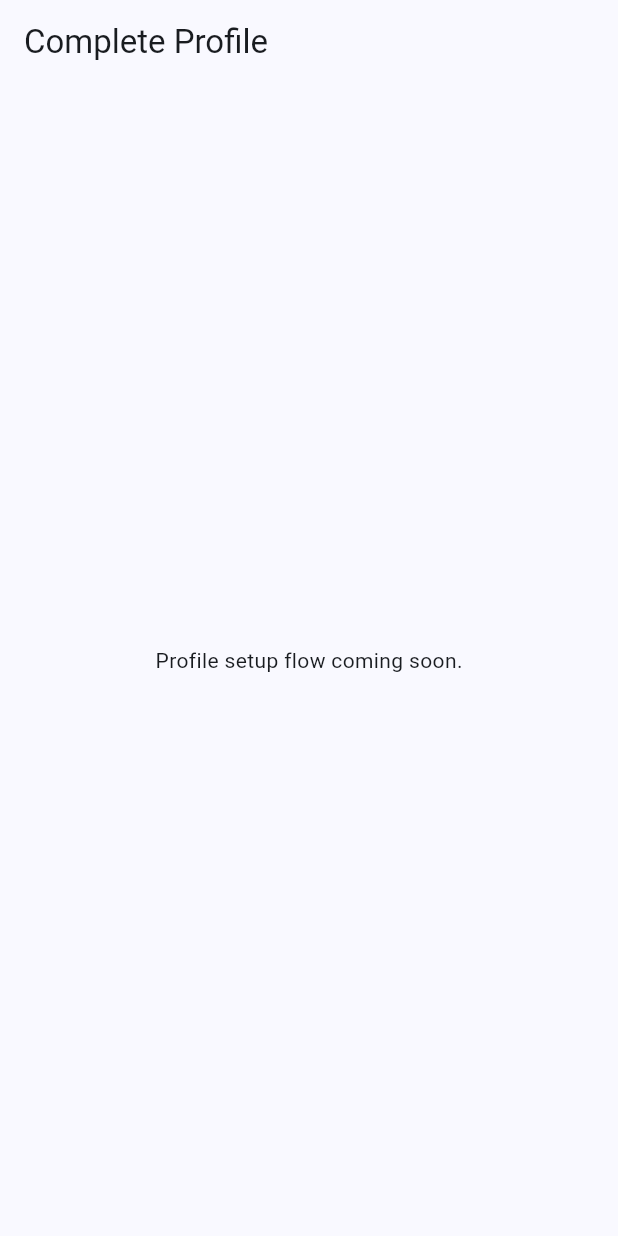
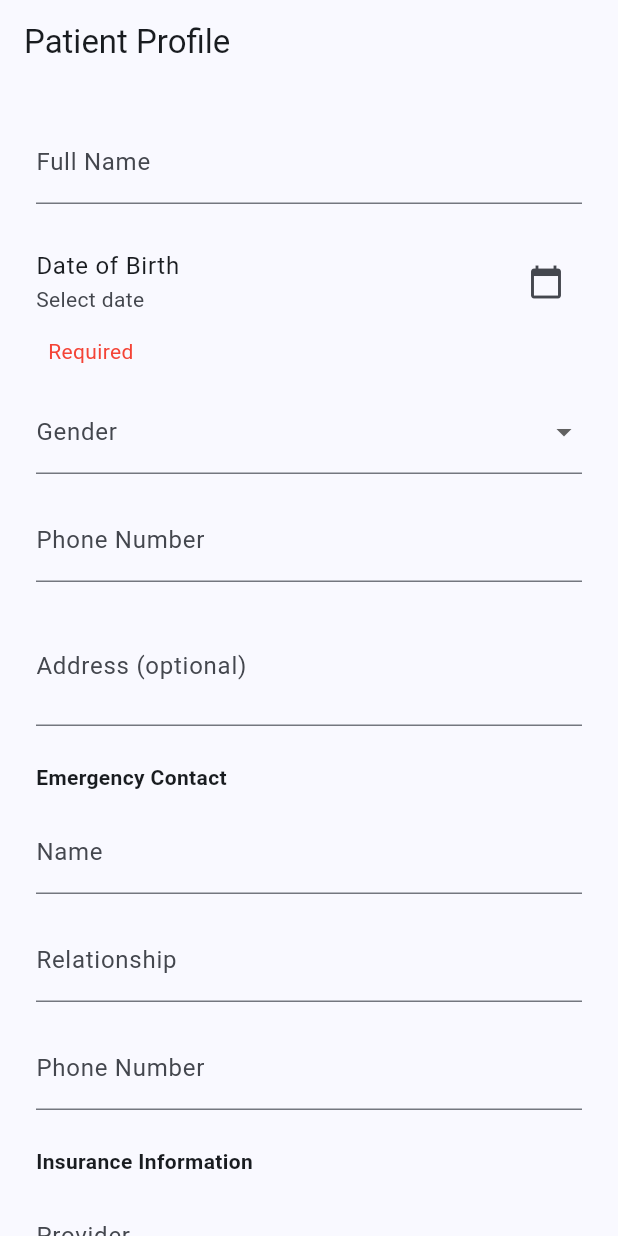
Before and after one commit to nischay92/DocConnect, a Flutter app: the screen it shows once a user with an empty profile is signed in, on a phone screen of 412 x 824 dp. Run offline on Flutter 3.47's test engine with Material 3 defaults, Android fonts, the phone set to English and light mode, and no system bars; our stand-ins replace cloud_firestore, firebase_auth, firebase_core, flutter_riverpod, freezed_annotation, go_router; accounts and stored records are empty.

Commit message:
feat: add patient profile data layer and onboarding flow

```diff
--- a/lib/features/auth/presentation/screens/auth_gate.dart
+++ b/lib/features/auth/presentation/screens/auth_gate.dart
@@ -4,7 +4,7 @@ import 'package:flutter_riverpod/flutter_riverpod.dart';
 import '../controllers/auth_controller.dart';
 import 'auth_landing_screen.dart';
 import 'home_placeholder_screen.dart';
-import 'profile_setup_placeholder_screen.dart';
+import '../../../patients/presentation/screens/patient_profile_flow.dart';
 
 class AuthGate extends ConsumerWidget {
   const AuthGate({super.key});
@@ -35,7 +35,7 @@ class AuthGate extends ConsumerWidget {
 
             final docUser = snapshot.data;
             if (docUser == null || !docUser.profileCompleted) {
-              return const ProfileSetupPlaceholderScreen();
+              return const PatientProfileFlow();
             }
 
             return HomePlaceholderScreen(role: docUser.role);
--- /dev/null
+++ b/lib/features/doctors/domain/models.dart
@@ -0,0 +1,41 @@
+import 'package:cloud_firestore/cloud_firestore.dart';
+import 'package:freezed_annotation/freezed_annotation.dart';
+
+import '../../../core/utils/firestore_converters.dart';
+
+part 'models.freezed.dart';
+part 'models.g.dart';
+
+@freezed
+class DoctorProfile with _$DoctorProfile {
+  const factory DoctorProfile({
+    required String uid,
+    required String fullName,
+    required String specialty,
+    required int yearsOfExperience,
+    required ClinicInfo clinic,
+    required List<String> acceptedInsurance,
+    String? bio,
+    String? profilePictureUrl,
+    double? averageRating,
+    int? reviewCount,
+    @TimestampDateTimeConverter() DateTime? updatedAt,
+  }) = _DoctorProfile;
+
+  factory DoctorProfile.fromJson(Map<String, dynamic> json) =>
+      _$DoctorProfileFromJson(json);
+}
+
+@freezed
+class ClinicInfo with _$ClinicInfo {
+  const factory ClinicInfo({
+    required String name,
+    required String address,
+    @GeoPointConverter() GeoPoint? location,
+    String? phone,
+    String? website,
+  }) = _ClinicInfo;
+
+  factory ClinicInfo.fromJson(Map<String, dynamic> json) =>
+      _$ClinicInfoFromJson(json);
+}
--- /dev/null
+++ b/lib/features/patients/domain/models.dart
@@ -0,0 +1,47 @@
+import 'package:freezed_annotation/freezed_annotation.dart';
+
+import '../../../core/utils/firestore_converters.dart';
+
+part 'models.freezed.dart';
+part 'models.g.dart';
+
+@freezed
+class PatientProfile with _$PatientProfile {
+  const factory PatientProfile({
+    required String uid,
+    required String fullName,
+    required DateTime dateOfBirth,
+    required String gender,
+    required String phone,
+    required EmergencyContact emergencyContact,
+    required InsuranceInfo insuranceInfo,
+    String? address,
+    @TimestampDateTimeConverter() DateTime? updatedAt,
+  }) = _PatientProfile;
+
+  factory PatientProfile.fromJson(Map<String, dynamic> json) =>
+      _$PatientProfileFromJson(json);
+}
+
+@freezed
+class EmergencyContact with _$EmergencyContact {
+  const factory EmergencyContact({
+    required String name,
+    required String relationship,
+    required String phone,
+  }) = _EmergencyContact;
+
+  factory EmergencyContact.fromJson(Map<String, dynamic> json) =>
+      _$EmergencyContactFromJson(json);
+}
+
+@freezed
+class InsuranceInfo with _$InsuranceInfo {
+  const factory InsuranceInfo({
+    required String provider,
+    required String policyNumber,
+  }) = _InsuranceInfo;
+
+  factory InsuranceInfo.fromJson(Map<String, dynamic> json) =>
+      _$InsuranceInfoFromJson(json);
+}
--- /dev/null
+++ b/lib/features/patients/presentation/screens/patient_profile_flow.dart
@@ -0,0 +1,240 @@
+import 'package:flutter/material.dart';
+import 'package:flutter_riverpod/flutter_riverpod.dart';
+
+import '../../../auth/presentation/controllers/auth_controller.dart';
+import '../../data/patient_repository.dart';
+import '../../domain/models.dart';
+
+class PatientProfileFlow extends ConsumerStatefulWidget {
+  const PatientProfileFlow({super.key});
+
+  static const routePath = '/patient/profile';
+  static const routeName = 'patient-profile';
+
+  @override
+  ConsumerState<PatientProfileFlow> createState() => _PatientProfileFlowState();
+}
+
+class _PatientProfileFlowState extends ConsumerState<PatientProfileFlow> {
+  final _formKey = GlobalKey<FormState>();
+  final _fullNameController = TextEditingController();
+  DateTime? _dateOfBirth;
+  String? _gender;
+  final _phoneController = TextEditingController();
+  final _addressController = TextEditingController();
+  final _emergencyNameController = TextEditingController();
+  final _emergencyRelationshipController = TextEditingController();
+  final _emergencyPhoneController = TextEditingController();
+  final _insuranceProviderController = TextEditingController();
+  final _insurancePolicyController = TextEditingController();
+
+  bool _isSaving = false;
+
+  @override
+  void dispose() {
+    _fullNameController.dispose();
+    _phoneController.dispose();
+    _addressController.dispose();
+    _emergencyNameController.dispose();
+    _emergencyRelationshipController.dispose();
+    _emergencyPhoneController.dispose();
+    _insuranceProviderController.dispose();
+    _insurancePolicyController.dispose();
+    super.dispose();
+  }
+
+  Future<void> _selectDate() async {
+    final now = DateTime.now();
+    final picked = await showDatePicker(
+      context: context,
+      initialDate: DateTime(now.year - 25, now.month, now.day),
+      firstDate: DateTime(now.year - 120),
+      lastDate: DateTime(now.year - 18, now.month, now.day),
+    );
+    if (picked != null) {
+      setState(() => _dateOfBirth = picked);
+    }
+  }
+
+  Future<void> _submit() async {
+    if (_formKey.currentState?.validate() != true) return;
+
+	final authState = ref.read(authUserProvider);
+	final user = authState.value;
+	if (user == null) return;
+
+    final repository = ref.read(patientRepositoryProvider);
+    final profile = PatientProfile(
+      uid: user.uid,
+      fullName: _fullNameController.text.trim(),
+      dateOfBirth: _dateOfBirth!,
+      gender: _gender!,
+      phone: _phoneController.text.trim(),
+      emergencyContact: EmergencyContact(
+        name: _emergencyNameController.text.trim(),
+        relationship: _emergencyRelationshipController.text.trim(),
+        phone: _emergencyPhoneController.text.trim(),
+      ),
+      insuranceInfo: InsuranceInfo(
+        provider: _insuranceProviderController.text.trim(),
+        policyNumber: _insurancePolicyController.text.trim(),
+      ),
+      address: _addressController.text.trim().isEmpty
+          ? null
+          : _addressController.text.trim(),
+      updatedAt: DateTime.now(),
+    );
+
+    setState(() => _isSaving = true);
+    try {
+      await repository.upsert(profile);
+    } catch (e) {
+      if (!mounted) return;
+      ScaffoldMessenger.of(context).showSnackBar(
+        SnackBar(content: Text('Failed to save profile: $e')),
+      );
+      setState(() => _isSaving = false);
+      return;
+    }
+
+    if (!mounted) return;
+    ScaffoldMessenger.of(context).showSnackBar(
+      const SnackBar(content: Text('Profile saved')),
+    );
+    setState(() => _isSaving = false);
+    Navigator.of(context).pop(true);
+  }
+
+  @override
+  Widget build(BuildContext context) {
+    return Scaffold(
+      appBar: AppBar(title: const Text('Patient Profile')),
+      body: SafeArea(
+        child: AbsorbPointer(
+          absorbing: _isSaving,
+          child: Form(
+            key: _formKey,
+            child: ListView(
+              padding: const EdgeInsets.all(24),
+              children: [
+                TextFormField(
+                  controller: _fullNameController,
+                  decoration: const InputDecoration(labelText: 'Full Name'),
+                  validator: (value) =>
+                      value == null || value.isEmpty ? 'Required' : null,
+                ),
+                const SizedBox(height: 16),
+                ListTile(
+                  contentPadding: EdgeInsets.zero,
+                  title: const Text('Date of Birth'),
+                  subtitle: Text(
+                    _dateOfBirth == null
+                        ? 'Select date'
+                        : '${_dateOfBirth!.year}-${_dateOfBirth!.month.toString().padLeft(2, '0')}-${_dateOfBirth!.day.toString().padLeft(2, '0')}',
+                  ),
+                  trailing: IconButton(
+                    icon: const Icon(Icons.calendar_today),
+                    onPressed: _selectDate,
+                  ),
+                ),
+                if (_dateOfBirth == null)
+                  const Padding(
+                    padding: EdgeInsets.only(left: 8),
+                    child: Text(
+                      'Required',
+                      style: TextStyle(color: Colors.red),
+                    ),
+                  ),
+                const SizedBox(height: 16),
+                DropdownButtonFormField<String>(
+                  initialValue: _gender,
+                  decoration: const InputDecoration(labelText: 'Gender'),
+                  items: const [
+                    DropdownMenuItem(value: 'male', child: Text('Male')),
+                    DropdownMenuItem(value: 'female', child: Text('Female')),
+                    DropdownMenuItem(value: 'other', child: Text('Other')),
+                  ],
+                  onChanged: (value) => setState(() => _gender = value),
+                  validator: (value) => value == null ? 'Required' : null,
+                ),
+                const SizedBox(height: 16),
+                TextFormField(
+                  controller: _phoneController,
+                  decoration: const InputDecoration(labelText: 'Phone Number'),
+                  keyboardType: TextInputType.phone,
+                  validator: (value) =>
+                      value == null || value.isEmpty ? 'Required' : null,
+                ),
+                const SizedBox(height: 16),
+                TextFormField(
+                  controller: _addressController,
+                  decoration: const InputDecoration(labelText: 'Address (optional)'),
+                  maxLines: 2,
+                ),
+                const SizedBox(height: 24),
+                const Text(
+                  'Emergency Contact',
+                  style: TextStyle(fontWeight: FontWeight.bold),
+                ),
+                const SizedBox(height: 12),
+                TextFormField(
+                  controller: _emergencyNameController,
+                  decoration: const InputDecoration(labelText: 'Name'),
+                  validator: (value) =>
+                      value == null || value.isEmpty ? 'Required' : null,
+                ),
+                const SizedBox(height: 16),
+                TextFormField(
+                  controller: _emergencyRelationshipController,
+                  decoration: const InputDecoration(labelText: 'Relationship'),
+                  validator: (value) =>
+                      value == null || value.isEmpty ? 'Required' : null,
+                ),
+                const SizedBox(height: 16),
+                TextFormField(
+                  controller: _emergencyPhoneController,
+                  decoration: const InputDecoration(labelText: 'Phone Number'),
+                  keyboardType: TextInputType.phone,
+                  validator: (value) =>
+                      value == null || value.isEmpty ? 'Required' : null,
+                ),
+                const SizedBox(height: 24),
+                const Text(
+                  'Insurance Information',
+                  style: TextStyle(fontWeight: FontWeight.bold),
+                ),
+                const SizedBox(height: 12),
+                TextFormField(
+                  controller: _insuranceProviderController,
+                  decoration: const InputDecoration(labelText: 'Provider'),
+                  validator: (value) =>
+                      value == null || value.isEmpty ? 'Required' : null,
+                ),
+                const SizedBox(height: 16),
+                TextFormField(
+                  controller: _insurancePolicyController,
+                  decoration: const InputDecoration(labelText: 'Policy Number'),
+                  validator: (value) =>
+                      value == null || value.isEmpty ? 'Required' : null,
+                ),
+                const SizedBox(height: 32),
+                ElevatedButton(
+                  onPressed: (_dateOfBirth == null || _gender == null || _isSaving)
+                      ? null
+                      : _submit,
+                  child: _isSaving
+                      ? const SizedBox(
+                          height: 20,
+                          width: 20,
+                          child: CircularProgressIndicator(strokeWidth: 2),
+                        )
+                      : const Text('Save Profile'),
+                ),
+              ],
+            ),
+          ),
+        ),
+      ),
+    );
+  }
+}
```
Also changed, not shown: lib/core/utils/firestore_converters.dart (added, +45 -0 lines), lib/core/utils/firestore_paths.dart (added, +14 -0 lines), lib/features/doctors/data/doctor_repository.dart (added, +36 -0 lines), lib/features/patients/data/patient_repository.dart (added, +36 -0 lines), lib/features/doctors/domain/models.freezed.dart (added), lib/features/doctors/domain/models.g.dart (added), lib/features/patients/domain/models.freezed.dart (added), lib/features/patients/domain/models.g.dart (added), 6 other files.
